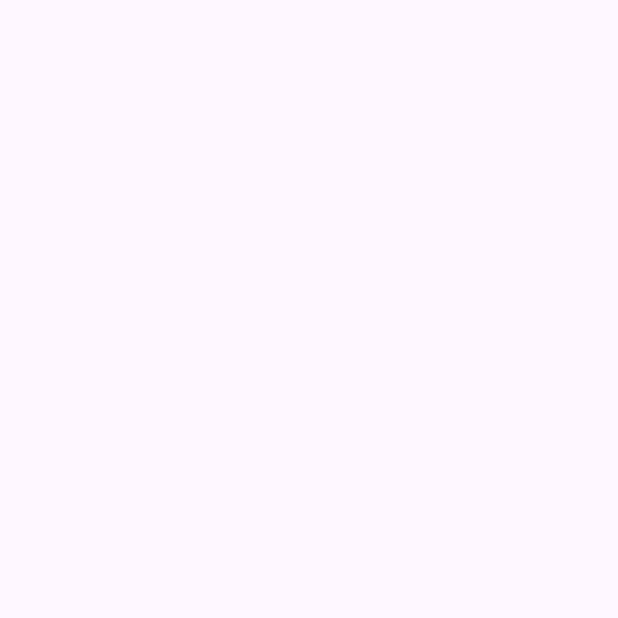
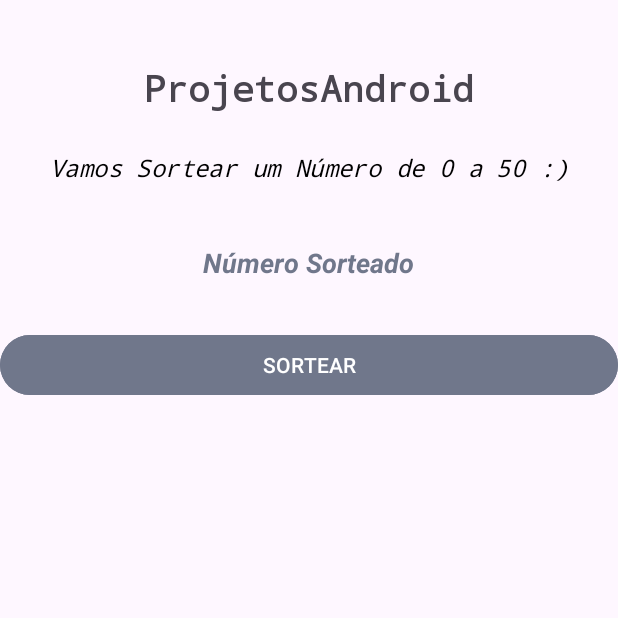
Before and after one commit to IgorMeloMoraes/Android_Projects, an Android app: the SorteioApp screen opened directly, with no data from a screen before it, on a phone screen of 412 x 824 dp, the top half of it. Before the commit the part shown is empty. Run offline under Robolectric (Android 15) with nearby library versions, the phone set to English and light mode, and no system bars.

Commit message:
Projeto Sorteio utilizando Random

```diff
--- a/app/src/main/java/com/example/projetosandroid/SorteioApp.java
+++ b/app/src/main/java/com/example/projetosandroid/SorteioApp.java
@@ -3,12 +3,34 @@ package com.example.projetosandroid;
 import androidx.appcompat.app.AppCompatActivity;
 
 import android.os.Bundle;
+import android.view.View;
+import android.widget.Button;
+import android.widget.TextView;
+
+import java.util.Random;
 
 public class SorteioApp extends AppCompatActivity {
+
+    TextView txtNumeroSorteado;
+    Button btnSortear;
 
     @Override
     protected void onCreate(Bundle savedInstanceState) {
         super.onCreate(savedInstanceState);
         setContentView(R.layout.activity_sorteio_app);
+
+        // Referecia dos Elementos
+        txtNumeroSorteado = findViewById(R.id.txt_num_sorteado);
+        btnSortear = findViewById(R.id.btn_sortear);
+
+        // Evento de Click utilizando o setOnClickListener para captar quando o botão for acionado
+        btnSortear.setOnClickListener(new View.OnClickListener() {
+            @Override
+            public void onClick(View view) {
+                // Gera um numero aleatorio utilizando a classe Random
+                int numeroAleatorio = new Random().nextInt(51);
+                txtNumeroSorteado.setText("Número Sorteado: " + numeroAleatorio);
+            }
+        });
     }
 }
--- a/app/src/main/res/layout/activity_sorteio_app.xml
+++ b/app/src/main/res/layout/activity_sorteio_app.xml
@@ -4,6 +4,60 @@
     xmlns:tools="http://schemas.android.com/tools"
     android:layout_width="match_parent"
     android:layout_height="match_parent"
-    tools:context=".SorteioApp">
+    tools:context=".MainActivity">
 
+    <TextView
+        android:id="@+id/txt_app_name"
+        android:layout_width="0dp"
+        android:layout_height="wrap_content"
+        android:layout_marginTop="32dp"
+        android:fontFamily="monospace"
+        android:padding="10dp"
+        android:text="@string/app_name"
+        android:textSize="24sp"
+        android:textStyle="bold"
+        android:textAlignment="center"
+        app:layout_constraintEnd_toEndOf="parent"
+        app:layout_constraintStart_toStartOf="parent"
+        app:layout_constraintTop_toTopOf="parent" />
+
+    <TextView
+        android:id="@+id/txt_info_game"
+        android:layout_width="wrap_content"
+        android:layout_height="wrap_content"
+        android:layout_marginTop="16dp"
+        android:fontFamily="monospace"
+        android:text="Vamos Sortear um Número de 0 a 50 :)"
+        android:textSize="16sp"
+        android:textStyle="italic"
+        android:textColor="@color/black"
+        app:layout_constraintEnd_toEndOf="parent"
+        app:layout_constraintStart_toStartOf="parent"
+        app:layout_constraintTop_toBottomOf="@+id/txt_app_name" />
+
+    <TextView
+        android:id="@+id/txt_num_sorteado"
+        android:layout_width="wrap_content"
+        android:layout_height="wrap_content"
+        android:layout_marginTop="40dp"
+        android:text="Número Sorteado"
+        android:textColor="@color/material_dynamic_secondary50"
+        android:textSize="18sp"
+        android:textStyle="bold|italic"
+        app:layout_constraintEnd_toEndOf="parent"
+        app:layout_constraintStart_toStartOf="parent"
+        app:layout_constraintTop_toBottomOf="@+id/txt_info_game" />
+
+    <Button
+        android:id="@+id/btn_sortear"
+        android:layout_width="0dp"
+        android:layout_height="wrap_content"
+        android:layout_marginTop="32dp"
+        android:backgroundTint="@color/material_dynamic_secondary50"
+        android:padding="10dp"
+        android:text="Sortear"
+        android:textAllCaps="true"
+        app:layout_constraintEnd_toEndOf="parent"
+        app:layout_constraintStart_toStartOf="parent"
+        app:layout_constraintTop_toBottomOf="@+id/txt_num_sorteado" />
 </androidx.constraintlayout.widget.ConstraintLayout>
```
